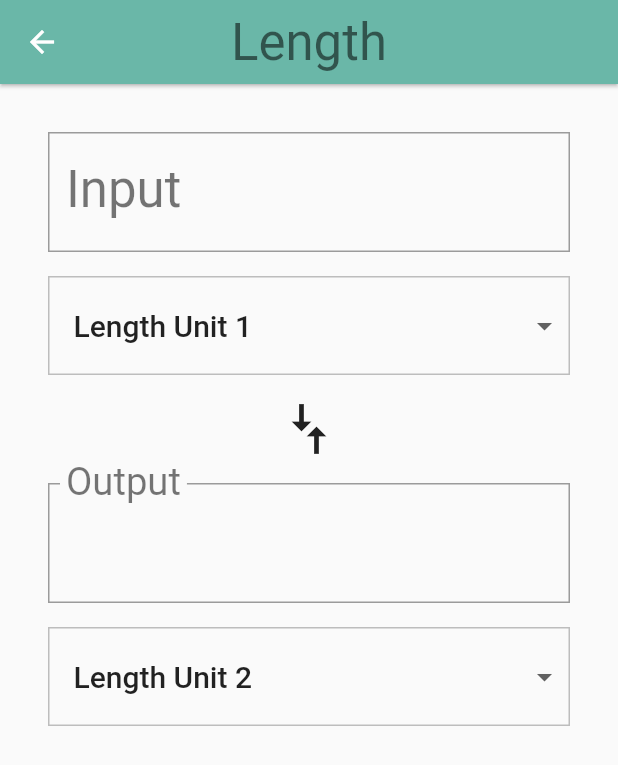
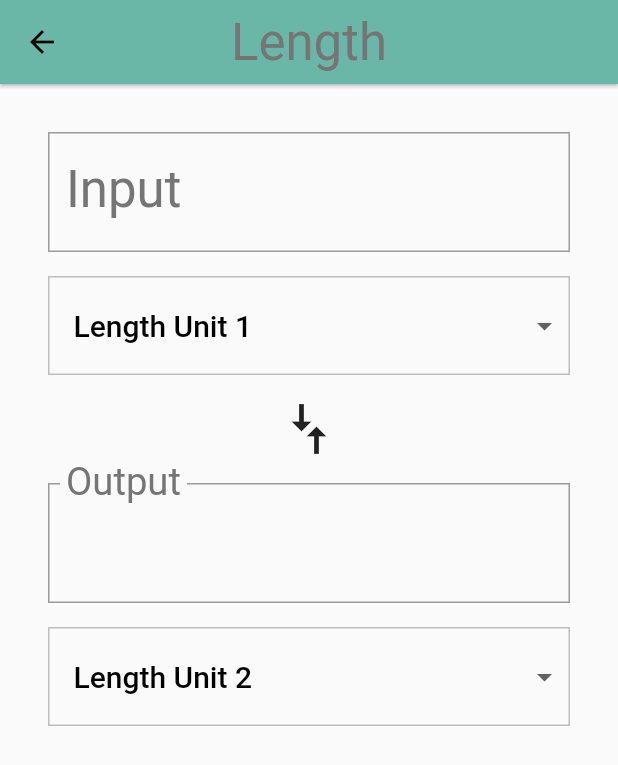
Before and after one commit to RYgithub1/input_converter, a Flutter app: the screen it shows after launch, after a tap on "Length", on a phone screen of 412 x 824 dp. Shown: the top 765 px of the screen. Run offline on Flutter 3.47's test engine with Material 2 defaults, Android fonts, the phone set to English and light mode, and no system bars.

Commit message:
init_widget

```diff
--- a/lib/category.dart
+++ b/lib/category.dart
@@ -14,18 +14,18 @@ final _borderRadius = BorderRadius.circular(_rowHeight / 2);
 class Category extends StatelessWidget {
   // 受け取るため
   final String name;
-  final ColorSwatch color;
+  final ColorSwatch color;  /// to pass [ColorSwatch]
   final IconData iconLocation;
   final List<Unit> units;
   // 受け取る
   const Category({
     Key key,
     @required this.name,
-    @required this.color,
+    @required this.color,  /// to pass [ColorSwatch]
     @required this.iconLocation,
     @required this.units,
   })  : assert(name != null),
-        assert(color != null),
+        assert(color != null),  /// to pass [ColorSwatch]
         assert(iconLocation != null),
         assert(units != null),
         super(key: key);
@@ -40,9 +40,12 @@ class Category extends StatelessWidget {
         height: _rowHeight,
         child: InkWell(
           borderRadius: _borderRadius,
-          // TODO: Use the highlight and splash colors from the ColorSwatch
-          highlightColor: color,
-          splashColor: color,
+          // highlightColor: color,
+          // splashColor: color,
+          // splashColor: widget.color[""],  // error if "widget."
+          highlightColor: color["highlight"], /// to pass [ColorSwatch]
+          splashColor: color["splash"],/// to pass [ColorSwatch]
+
           // onTap: () {_navigateToConverter(context);},  // [1]どんな場合も可能
           onTap: () => _navigateToConverter(context),  // [2]1行の場合可能
           child: Padding(
@@ -92,7 +95,7 @@ class Category extends StatelessWidget {
             color: color,
             units: units,
           ),
-          // This prevents the attempt to resize the screen, when the keyboard is opened.
+          // prevents to resize screen, when the keyboard is opened.
           resizeToAvoidBottomPadding: false,  // beat tigar
         );
       },
--- a/lib/category_route.dart
+++ b/lib/category_route.dart
@@ -65,7 +65,7 @@ class _CategoryRouteState extends State<CategoryRoute> {
   ];
 
 
-  /// ++++[initState]++++++++++++++++++++++++++++++++++++++++++++++
+  /// ++++[initState]++++++++++++++++++++++++++++ ++++++++++++++++++
   @override
   void initState() {
     super.initState();
--- a/lib/converter_route.dart
+++ b/lib/converter_route.dart
@@ -1,49 +1,48 @@
 import 'package:flutter/material.dart';
 import 'package:meta/meta.dart';
-
 import 'unit.dart';
 
 const _padding = EdgeInsets.all(16.0);
 
-/// [ConverterRoute] where users can input amounts to convert in one [Unit]
+
+
+/// from[Category.dart]to[ConverterRoute.dart]
 class ConverterRoute extends StatefulWidget {
-  /// Color for this [Category].
-  final Color color;
-
-  /// Units for this [Category].
-  final List<Unit> units;
-
-  /// This [ConverterRoute] requires the color and units to not be null.
-  const ConverterRoute({
+  /// +++[Argument Passing]++++++++++++++++++++++++++
+  final Color color;  // Color for this [Category].
+  final List<Unit> units;  // Units for this [Category].
+  const ConverterRoute({  // requires the color and units not to be null.
     @required this.color,
     @required this.units,
   })  : assert(color != null),
         assert(units != null);
-
   @override
   _ConverterRouteState createState() => _ConverterRouteState();
 }
 
+
+
 class _ConverterRouteState extends State<ConverterRoute> {
-  Unit _fromValue;
+  /// ++++[globalString]+++++++++++++++++++++++++++++++
+  Unit _fromValue;  ///[Unit type]
   Unit _toValue;
   double _inputValue;
   String _convertedValue = '';
   List<DropdownMenuItem> _unitMenuItems;
-  bool _showValidationError = false;
+  bool _showValidationError = false;  // error判別用変数
 
+  /// +++++[initState()]++++++++++++++++++++++++++++++
   @override
   void initState() {
     super.initState();
     _createDropdownMenuItems();
     _setDefaults();
   }
-
-  /// Creates fresh list of [DropdownMenuItem] widgets, given a list of [Unit]s.
+  /// [initState() widgets], given a list of [Unit]s.
   void _createDropdownMenuItems() {
-    var newItems = <DropdownMenuItem>[];
+    var newItems = <DropdownMenuItem>[];  // localString
     for (var unit in widget.units) {
-      newItems.add(DropdownMenuItem(
+      newItems.add(DropdownMenuItem(  // add keyValues to [list]
         value: unit.name,
         child: Container(
           child: Text(
@@ -54,18 +53,20 @@ class _ConverterRouteState extends State<ConverterRoute> {
       ));
     }
     setState(() {
-      _unitMenuItems = newItems;
+      _unitMenuItems = newItems;  // localString->globalString
     });
   }
-
-  /// Sets the default values for the 'from' and 'to' [Dropdown]s.
+  /// [initState() widgets], Sets the default values for the 'from' and 'to' [Dropdown]s.
   void _setDefaults() {
     setState(() {
       _fromValue = widget.units[0];
       _toValue = widget.units[1];
     });
   }
+  // ++++[initState()] part+++++++++++++++++++++++++++++++
 
+
+  // =====[conversion part]=====================================================
   /// Clean up conversion; trim trailing zeros, e.g. 5.500 -> 5.5, 10.0 -> 10
   String _format(double conversion) {
     var outputNum = conversion.toStringAsPrecision(7);
@@ -82,34 +83,33 @@ class _ConverterRouteState extends State<ConverterRoute> {
     return outputNum;
   }
 
-  void _updateConversion() {
+  void _updateConversion() {  /// for common snipet [setState()]
     setState(() {
-      _convertedValue =
-          _format(_inputValue * (_toValue.conversion / _fromValue.conversion));
+      _convertedValue = _format(_inputValue * (_toValue.conversion / _fromValue.conversion));
     });
   }
 
-  void _updateInputValue(String input) {
+  void _updateInputValue(String input) {   /// from[build()]
     setState(() {
       if (input == null || input.isEmpty) {
         _convertedValue = '';
       } else {
-        // Even though we are using the numerical keyboard, we still have to check
-        // for non-numerical input such as '5..0' or '6 -3'
         try {
           final inputDouble = double.parse(input);
           _showValidationError = false;
           _inputValue = inputDouble;
-          _updateConversion();
+          _updateConversion();   /// to[_updateConversion]
         } on Exception catch (e) {
           print('Error: $e');
           _showValidationError = true;
+        } finally  {
+          print("finally message haha");
         }
       }
     });
   }
 
-  Unit _getUnit(String unitName) {
+  Unit _getUnit(String unitName) {  /// define localString [_getUnit] for [_updateFromConversion] and [_updateToConversion]
     return widget.units.firstWhere(
       (Unit unit) {
         return unit.name == unitName;
@@ -118,49 +118,49 @@ class _ConverterRouteState extends State<ConverterRoute> {
     );
   }
 
-  void _updateFromConversion(dynamic unitName) {
+  void _updateFromConversion(dynamic unitName) {  /// [from]
     setState(() {
       _fromValue = _getUnit(unitName);
     });
     if (_inputValue != null) {
-      _updateConversion();
+      _updateConversion();   /// to[_updateConversion]
     }
   }
 
-  void _updateToConversion(dynamic unitName) {
+  void _updateToConversion(dynamic unitName) {   /// [to]
     setState(() {
       _toValue = _getUnit(unitName);
     });
     if (_inputValue != null) {
-      _updateConversion();
+      _updateConversion();   /// to[_updateConversion]
     }
   }
+  // ==========================================================
 
+  /// [local variableとしてbuild()事前にに宣言が必要]
   Widget _createDropdown(String currentValue, ValueChanged<dynamic> onChanged) {
-    return Container(
+    return Container(   // Containerしいて、共用DropdownBoxのデザインしているだけ
       margin: EdgeInsets.only(top: 16.0),
-      decoration: BoxDecoration(
-        // This sets the color of the [DropdownButton] itself
-        color: Colors.grey[50],
+      decoration: BoxDecoration(  // decoration: BoxDecoration ... 使わなくても良いが伝えやすい
+        color: Colors.grey[50],  // color of Dropdown'Button' itself
         border: Border.all(
           color: Colors.grey[400],
           width: 1.0,
         ),
       ),
-      padding: EdgeInsets.symmetric(vertical: 8.0),
+      padding: EdgeInsets.symmetric(vertical: 8.0),  // vertical 8.0 Padding
       child: Theme(
-        // This sets the color of the [DropdownMenuItem]
-        data: Theme.of(context).copyWith(
+        data: Theme.of(context).copyWith(  // color of Dropdown'MenuItem'
           canvasColor: Colors.grey[50],
         ),
         child: DropdownButtonHideUnderline(
           child: ButtonTheme(
             alignedDropdown: true,
-            child: DropdownButton(
+            child: DropdownButton(  /// 要は[DropdownButton]を[MAKE HERE FIRST]
               value: currentValue,
               items: _unitMenuItems,
-              onChanged: onChanged,
-              style: Theme.of(context).textTheme.title,
+              onChanged: onChanged,  // @required: いつものonChamgedでvalue渡すやつ
+              style: Theme.of(context).textTheme.headline6,
             ),
           ),
         ),
@@ -168,50 +168,51 @@ class _ConverterRouteState extends State<ConverterRoute> {
     );
   }
 
+
+  /// +++[build]++++++++++++++++++++++++++++++++++++++++++++++++++++++
   @override
   Widget build(BuildContext context) {
+
+    /// --[localVariable: input group]--
     final input = Padding(
-      padding: _padding,
-      child: Column(
+      padding: _padding, // Padding of 16.0.
+      child: Column(  /// [MAKE HERE FIRST for INPUT area] ... 'input' group is composed of a TextField and a Dropdown
         crossAxisAlignment: CrossAxisAlignment.stretch,
         children: [
-          // This is the widget that accepts text input. In this case, it
-          // accepts numbers and calls the onChanged property on update.
-          // You can read more about it here: https://flutter.io/text-input
-          TextField(
-            style: Theme.of(context).textTheme.display1,
+          TextField(  /// [get inputText]
+            style: Theme.of(context).textTheme.headline4,
             decoration: InputDecoration(
-              labelStyle: Theme.of(context).textTheme.display1,
-              errorText: _showValidationError ? 'Invalid number entered' : null,
+              labelStyle: Theme.of(context).textTheme.headline4,
+              errorText: _showValidationError ? 'Invalid number entered' : null,  // when invalid values are entered
               labelText: 'Input',
-              border: OutlineInputBorder(
+              border: OutlineInputBorder( // to see border screenshot.
                 borderRadius: BorderRadius.circular(0.0),
               ),
             ),
-            // Since we only want numerical input, we use a number keyboard. There
-            // are also other keyboards for dates, emails, phone numbers, etc.
-            keyboardType: TextInputType.number,
-            onChanged: _updateInputValue,
+            keyboardType: TextInputType.number,  // to enter numbers only.
+            onChanged: _updateInputValue,  /// from [_updateInputValue]
           ),
-          _createDropdown(_fromValue.name, _updateFromConversion),
+          _createDropdown(_fromValue.name, _updateFromConversion),  // Dropdown for the 'From' unit.
         ],
       ),
     );
 
+    /// --[localVariable: arrows group]--
     final arrows = RotatedBox(
       quarterTurns: 1,
-      child: Icon(
-        Icons.compare_arrows,
+      child: Icon(  /// [MAKE HERE FIRST for ARROWS area]
+        Icons.compare_arrows,  // 'Compare Arrows' icon between the dropdowns.
         size: 40.0,
       ),
     );
 
+    /// --[localVariable: output group]--
     final output = Padding(
-      padding: _padding,
-      child: Column(
+      padding: _padding,  // Padding of 16.0
+      child: Column(  /// [MAKE HERE FIRST for OUTPUT area]
         crossAxisAlignment: CrossAxisAlignment.stretch,
         children: [
-          InputDecorator(
+          InputDecorator(  // output Text with the conversion result
             child: Text(
               _convertedValue,
               style: Theme.of(context).textTheme.headline4,
@@ -224,23 +225,32 @@ class _ConverterRouteState extends State<ConverterRoute> {
               ),
             ),
           ),
-          _createDropdown(_toValue.name, _updateToConversion),
+          _createDropdown(_toValue.name, _updateToConversion),  // dropdown for the 'To' unit
         ],
       ),
     );
 
-    final converter = Column(
-      crossAxisAlignment: CrossAxisAlignment.stretch,
-      children: [
-        input,
-        arrows,
-        output,
-      ],
-    );
+    /// --[localVariable group SUM: input,arrows,output]--
+    // final converter = Column(
+    //   crossAxisAlignment: CrossAxisAlignment.stretch,
+    //   children: [
+    //     input,
+    //     arrows,
+    //     output,
+    //   ],
+    // );
 
     return Padding(
-      padding: _padding,
-      child: converter,
+      padding: _padding,  // entire user input section is wrapped in 16.0 Padding.
+      // child: converter,  /// --[localVariable group SUM]--
+      child: Column(  /// [Most: MAKE HERE FIRST -> return Column]
+        crossAxisAlignment: CrossAxisAlignment.stretch,
+        children: [
+          input,
+          arrows,
+          output,
+        ],
+      ),
     );
   }
 }
--- a/lib/main.dart
+++ b/lib/main.dart
@@ -15,7 +15,15 @@ class UnitConverterApp extends StatelessWidget {
     return MaterialApp(
       debugShowCheckedModeBanner: false,
       title: 'Unit Converter',
-      // TODO: Fill out the theme parameter
+      theme: ThemeData(
+        textTheme: Theme.of(context).textTheme.apply(  // ThemeData's textTheme have  ...
+          bodyColor: Colors.black,  // [1]a body color of black, and ...
+          displayColor: Colors.grey[600],  // [2]a display color of Colors.grey[600].
+        ),
+        // primarySwatch: Colors.grey[500],  // primarySwatch -> error:no Material this time
+        primaryColor: Colors.grey[500],  // ThemeData's primaryColor is Colors.grey[500].
+        // textSelectionHandleColor: Colors.green[500],
+      ),
       home: CategoryRoute(),
     );
   }
```
